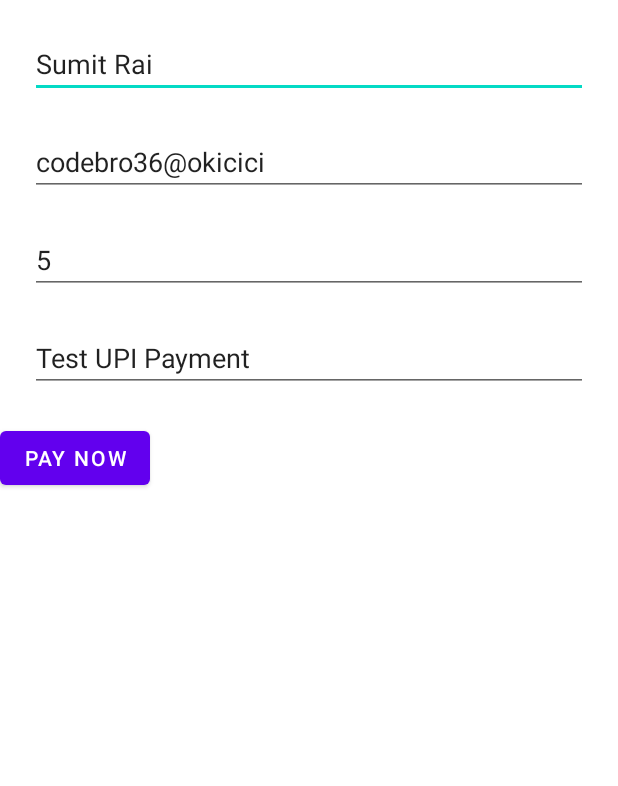
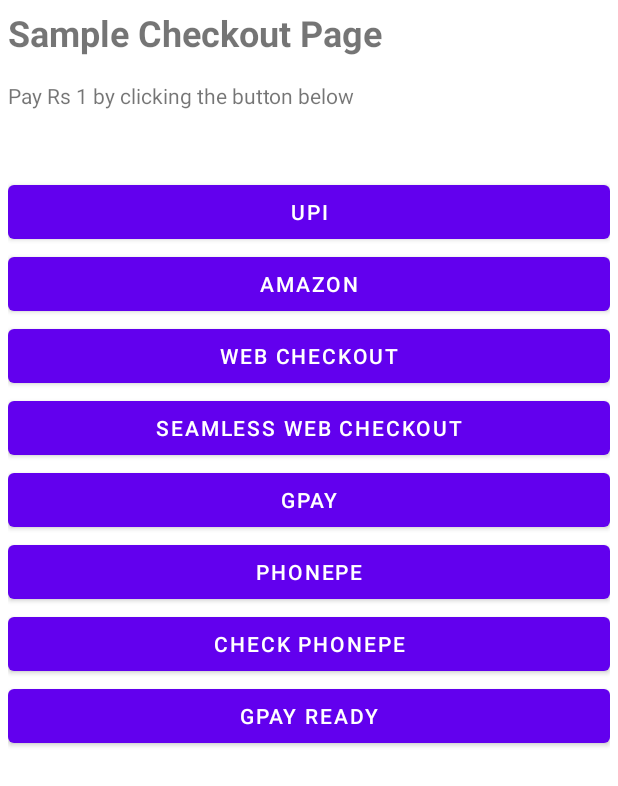
Before and after one commit to sumit2607/GirlFriend_Renting_Service, an Android app: the PaymentActivity screen opened directly, with no data from a screen before it, on a phone screen of 412 x 824 dp. Shown: the top 786 px of the screen. Run offline under Robolectric (Android 15) with nearby library versions, the phone set to English and light mode, and no system bars; libraries missing offline, so code that uses them is left out: com.cashfree.pg.

Commit message:
payment button set on click listener added

```diff
--- a/app/src/main/AndroidManifest.xml
+++ b/app/src/main/AndroidManifest.xml
@@ -1,5 +1,6 @@
 <?xml version="1.0" encoding="utf-8"?>
 <manifest xmlns:android="http://schemas.android.com/apk/res/android"
+    xmlns:tools="http://schemas.android.com/tools"
     package="com.example.girlfriend_renting_service">
 
     <application
@@ -8,6 +9,7 @@
         android:label="@string/app_name"
         android:roundIcon="@mipmap/ic_launcher_round"
         android:supportsRtl="true"
+        tools:replace="android:theme"
         android:theme="@style/Theme.GirlFriend_Renting_Service" >
         <activity
             android:name=".ProfileDetailsActivity"
--- a/app/src/main/java/com/example/girlfriend_renting_service/mobile.kt
+++ b/app/src/main/java/com/example/girlfriend_renting_service/mobile.kt
@@ -32,7 +32,7 @@ class mobile : AppCompatActivity() {
 
         var currentUser = auth.currentUser
         if(currentUser != null) {
-            startActivity(Intent(applicationContext, SignUp::class.java))
+            startActivity(Intent(applicationContext, MainActivity::class.java))
             finish()
         }
 
@@ -44,7 +44,7 @@ class mobile : AppCompatActivity() {
         callbacks = object : PhoneAuthProvider.OnVerificationStateChangedCallbacks() {
 
             override fun onVerificationCompleted(credential: PhoneAuthCredential) {
-                startActivity(Intent(applicationContext, SignUp::class.java))
+                startActivity(Intent(applicationContext, MainActivity::class.java))
                 finish()
             }
 
--- a/app/src/main/res/layout/activity_payment2.xml
+++ b/app/src/main/res/layout/activity_payment2.xml
@@ -1,61 +1,93 @@
 <?xml version="1.0" encoding="utf-8"?>
-<LinearLayout
-    xmlns:android="http://schemas.android.com/apk/res/android"
+<RelativeLayout xmlns:android="http://schemas.android.com/apk/res/android"
     xmlns:tools="http://schemas.android.com/tools"
+    android:id="@+id/activity_merchant"
     android:layout_width="match_parent"
     android:layout_height="match_parent"
-    tools:context=".pay.PaymentActivity"
-    android:orientation="vertical">
-    <EditText
+    android:paddingBottom="5dp"
+    android:paddingLeft="5dp"
+    android:paddingRight="5dp"
+    android:paddingTop="5dp"
+    tools:context=".pay.PaymentActivity">
+
+    <TextView
+        android:id="@+id/textView2"
+        android:layout_width="wrap_content"
+        android:layout_height="wrap_content"
+        android:layout_alignParentLeft="true"
+        android:layout_alignParentStart="true"
+        android:layout_alignParentTop="true"
+        android:text="Sample Checkout Page"
+        android:textSize="24sp"
+        android:textStyle="bold" />
+    <TextView
+        android:id="@+id/textView3"
+        android:layout_width="wrap_content"
+        android:layout_height="wrap_content"
+        android:layout_alignParentLeft="true"
+        android:layout_alignParentStart="true"
+        android:layout_below="@+id/textView2"
+        android:layout_marginTop="16dp"
+        android:text="Pay Rs 1 by clicking the button below " />
+
+    <LinearLayout
+        android:id="@+id/button"
+        android:layout_marginTop="112dp"
+        android:orientation="vertical"
+        android:layout_alignParentEnd="true"
+        android:layout_alignParentLeft="true"
+        android:layout_alignParentRight="true"
+        android:layout_alignParentStart="true"
+        android:layout_width="match_parent"
+        android:layout_height="wrap_content">
+
+        <Button
+            android:id="@+id/upi"
             android:layout_width="match_parent"
             android:layout_height="wrap_content"
-        android:hint="Name"
-        android:layout_marginLeft="20dp"
-        android:layout_marginRight="20dp"
-        android:layout_marginTop="20dp"
-        android:id="@+id/name"
-        android:text="Sumit Rai"/>
-
-    <EditText
+            android:onClick="onClick"
+            android:text="Upi"/>
+        <Button
+            android:id="@+id/amazon"
             android:layout_width="match_parent"
             android:layout_height="wrap_content"
-        android:hint="UPI ID"
-        android:layout_marginLeft="20dp"
-        android:layout_marginRight="20dp"
-        android:layout_marginTop="20dp"
-        android:id="@+id/upi_id"
-        android:text="codebro36@okicici"/>
-
-    <EditText
+            android:onClick="onClick"
+            android:text="Amazon"/>
+        <Button
+            android:id="@+id/web"
             android:layout_width="match_parent"
             android:layout_height="wrap_content"
-        android:hint="Amount"
-        android:layout_marginLeft="20dp"
-        android:layout_marginRight="20dp"
-        android:layout_marginTop="20dp"
-        android:id="@+id/amount_et"
-        android:inputType="numberDecimal"
-        android:text="5"/>
-
-
-    <EditText
+            android:onClick="onClick"
+            android:text="Web Checkout"/>
+        <Button
+            android:id="@+id/web_seamless"
             android:layout_width="match_parent"
             android:layout_height="wrap_content"
-        android:hint="Note"
-        android:layout_marginLeft="20dp"
-        android:layout_marginRight="20dp"
-        android:layout_marginTop="20dp"
-        android:id="@+id/note"
-        android:text="Test UPI Payment"/>
-
+            android:onClick="onClick"
+            android:text="Seamless Web Checkout"/>
         <Button
-        android:layout_width="100dp"
+            android:id="@+id/gpay"
+            android:layout_width="match_parent"
             android:layout_height="wrap_content"
-
-        android:id="@+id/send"
-        android:layout_marginTop="20dp"
-        android:layout_centerHorizontal="true"
-        android:text="Pay Now"/>
-
-
+            android:onClick="onClick"
+            android:text="Gpay"/>
+        <Button
+            android:id="@+id/phonePe"
+            android:layout_width="match_parent"
+            android:layout_height="wrap_content"
+            android:onClick="onClick"
+            android:text="PhonePe"/>
+        <Button
+            android:id="@+id/phonePe_exists"
+            android:layout_width="match_parent"
+            android:layout_height="wrap_content"
+            android:onClick="onClick"
+            android:text="Check PhonePe"/>
+        <Button
+            android:id="@+id/gpay_ready"
+            android:layout_width="match_parent"
+            android:layout_height="wrap_content"
+            android:onClick="onClick"
+            android:text="GPay Ready"/>
     </LinearLayout>
+</RelativeLayout>
--- a/build.gradle
+++ b/build.gradle
@@ -3,7 +3,9 @@ buildscript {
     repositories {
         google()
         mavenCentral()
+
     }
+
     dependencies {
         classpath "com.android.tools.build:gradle:7.0.3"
         classpath 'com.google.gms:google-services:4.3.10'
--- a/settings.gradle
+++ b/settings.gradle
@@ -3,6 +3,9 @@ dependencyResolutionManagement {
     repositories {
         google()
         mavenCentral()
+        maven {
+            url 'https://maven.cashfree.com/release'}
+
         jcenter() // Warning: this repository is going to shut down soon
     }
 }
```
Also changed, not shown: app/build.gradle (+11 -0 lines), app/src/main/java/com/example/girlfriend_renting_service/pay/PaymentActivity.java (+188 -144 lines). Lines whose indentation alone changed are shown as unchanged.
